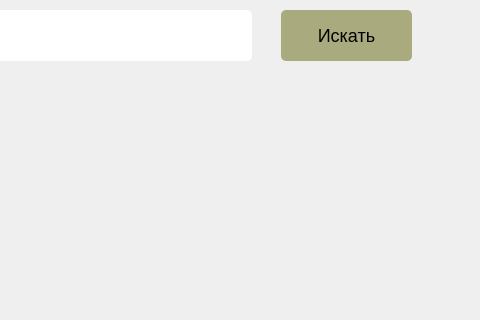
This is task1.ui in Anfisa2209/class_room as Qt 5 draws it before an edit; both pictures show x 449 to 929 and y 0 to 320 of the 929 by 718 pixel window. The edited form follows.
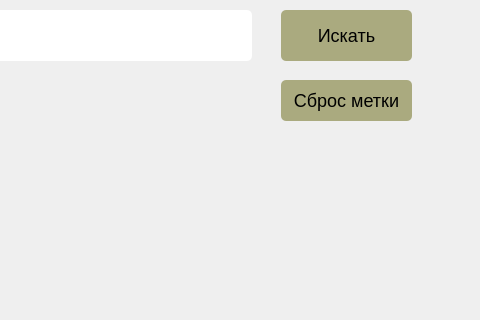
This is the edited form.

Commit message: Часть №7

Diff of the .ui file:
```diff
--- a/task1.ui
+++ b/task1.ui
@@ -96,6 +96,19 @@
      <string/>
     </property>
    </widget>
+   <widget class="QPushButton" name="delete_point_btn">
+    <property name="geometry">
+     <rect>
+      <x>730</x>
+      <y>80</y>
+      <width>131</width>
+      <height>41</height>
+     </rect>
+    </property>
+    <property name="text">
+     <string>Сброс метки</string>
+    </property>
+   </widget>
   </widget>
  </widget>
  <resources/>
```
The commit also changes 1 other file.
